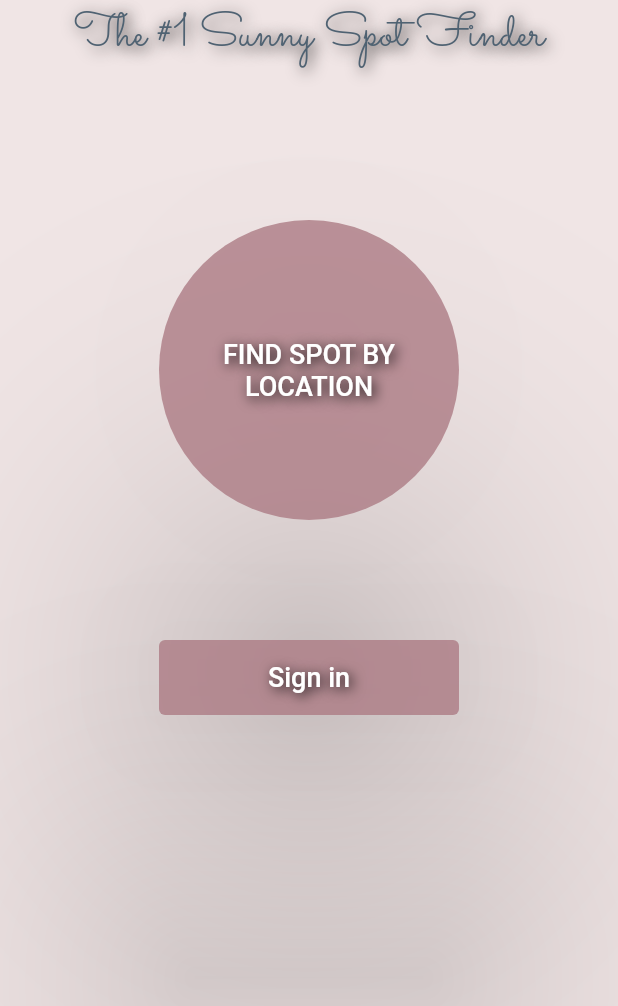
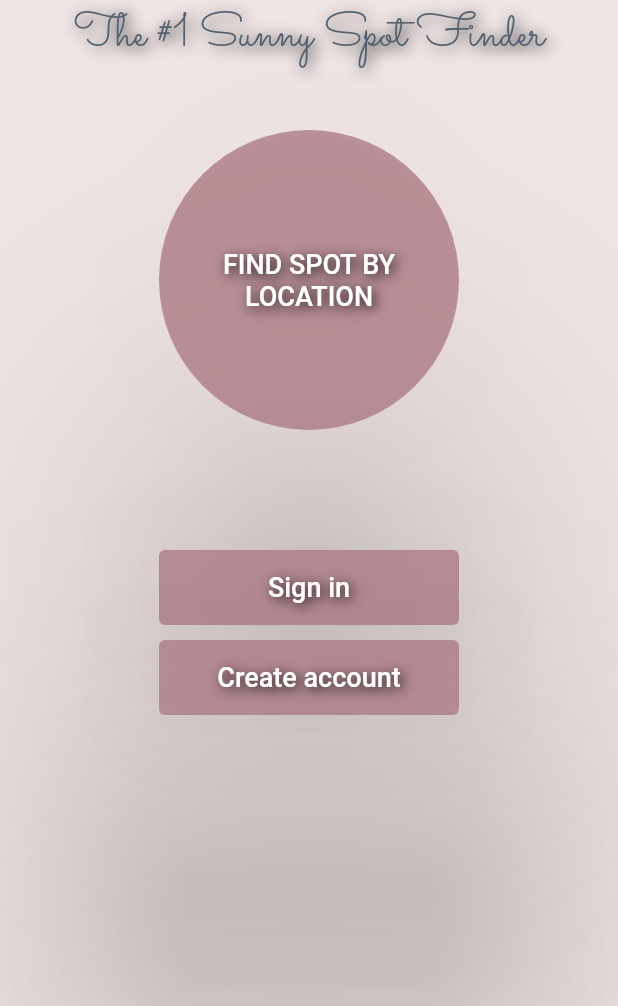
Before and after one commit to Ceasarna/Sun-Chaser, a Flutter app: the screen it shows after launch, on a phone screen of 412 x 824 dp, the part 230-1236 px from its top. Run offline on Flutter 3.47's test engine with Material 2 defaults, Android fonts, the phone set to English and light mode, and no system bars; our stand-ins replace flutter_native_splash, google_fonts, google_maps_flutter, settings_ui; missing offline and left inert: mysql1.

Commit message:
added class user, updated loginpage

```diff
--- a/lib/HomePage.dart
+++ b/lib/HomePage.dart
@@ -1,6 +1,8 @@
 import 'package:flutter/material.dart';
 import 'BottomNavPage.dart';
 import 'signInPage.dart';
+import 'user.dart';
+import 'globals.dart' as globals;
 
 class HomePage extends StatefulWidget {
   const HomePage({Key? key}) : super(key: key);
@@ -15,6 +17,7 @@ class _HomePageState extends State<HomePage> {
   Color textColor = const Color.fromARGB(255, 79, 98, 114);
   @override
   Widget build(BuildContext context) {
+    print(globals.LOGGED_IN_USER.userID);
     return Scaffold(
       backgroundColor: pinkBackgroundColor,
       body: SafeArea(
@@ -54,7 +57,7 @@ class _HomePageState extends State<HomePage> {
               ),
             ),
             Container(
-              padding: EdgeInsets.fromLTRB(80, 100, 80, 80),
+              padding: EdgeInsets.fromLTRB(80, 40, 80, 80),
               child: ElevatedButton(
                 style: ElevatedButton.styleFrom(
                   fixedSize: const Size(200, 200),
@@ -85,6 +88,18 @@ class _HomePageState extends State<HomePage> {
                 ),
               ),
             ),
+            globals.LOGGED_IN_USER.userID == 0 ?
+            buildLoginAndCreateUserButton() : buildLogOutButton()
+          ]),
+        ),
+      ),
+    );
+  }
+
+  Container buildLoginAndCreateUserButton() {
+      return Container(
+          child: Column(
+          children: <Widget> [
             ElevatedButton(
         style: ElevatedButton.styleFrom(
           fixedSize: const Size(200, 50),
@@ -110,8 +125,62 @@ class _HomePageState extends State<HomePage> {
                 ])
         ),
       ),
-          ]),
+        Padding(padding: EdgeInsets.symmetric(horizontal: 10, vertical: 5)),
+        ElevatedButton(
+          style: ElevatedButton.styleFrom(
+            fixedSize: const Size(200, 50),
+            primary: buttonColor,
+            elevation: 100,
           ),
+          onPressed: () {
+            Navigator.push(
+              context,
+              MaterialPageRoute(builder: (context) => SignInPage()), //Replace Container() with call to Map-page.
+            );
+          },
+          child: const Text('Create account',
+              style: TextStyle(
+                  fontSize: 18,
+                  color: Colors.white,
+                  shadows: <Shadow> [
+                    Shadow(
+                      offset: Offset(2, 2),
+                      blurRadius: 10.0,
+                      color: Color.fromARGB(255, 0, 0, 0),
+                    ),
+                  ])
+          ),
+        )
+        ]
+          ),
+      );
+  }
+
+  ElevatedButton buildLogOutButton() {
+    return ElevatedButton(
+      style: ElevatedButton.styleFrom(
+        fixedSize: const Size(200, 50),
+        primary: buttonColor,
+        elevation: 100,
+      ),
+      onPressed: () {
+        globals.LOGGED_IN_USER = user(0, "", "");
+        Navigator.push(
+          context,
+          MaterialPageRoute(builder: (context) => HomePage()), //Replace Container() with call to Map-page.
+        );
+      },
+      child: const Text('Log out',
+          style: TextStyle(
+              fontSize: 18,
+              color: Colors.white,
+              shadows: <Shadow> [
+                Shadow(
+                  offset: Offset(2, 2),
+                  blurRadius: 10.0,
+                  color: Color.fromARGB(255, 0, 0, 0),
+                ),
+              ])
       ),
     );
   }
--- /dev/null
+++ b/lib/globals.dart
@@ -0,0 +1,5 @@
+import 'user.dart';
+import 'HomePage.dart';
+import 'main.dart';
+
+user LOGGED_IN_USER = user(0, "", "");
--- a/lib/main.dart
+++ b/lib/main.dart
@@ -2,8 +2,11 @@ import 'dart:async';
 
 import 'package:flutter/material.dart';
 
+
 import 'Map.dart';
 import 'HomePage.dart';
+import 'user.dart';
+import 'globals.dart';
 
 void main() => runApp(MyApp());
 
@@ -15,7 +18,7 @@ class MyApp extends StatelessWidget {
         primarySwatch: Colors.blue,
       ),
       title: 'Flutter Google Maps Demo',
-      home: HomePage(),
+      home: const HomePage(),
       debugShowCheckedModeBanner: false,
     );
   }
--- /dev/null
+++ b/lib/user.dart
@@ -0,0 +1,18 @@
+class user{
+  late int userID;
+  late String username;
+  late String email;
+
+  user(int userID, String username, String email){
+    this.userID = userID;
+    this.username = username;
+    this.email = email;
+  }
+
+  user emptyUser(){
+    return user(0, "", "");
+  }
+  int getID(){
+    return userID;
+  }
+}
```
Also changed, not shown: lib/signInPage.dart (+11 -10 lines), 2 other files. Lines whose indentation alone changed are shown as unchanged.
